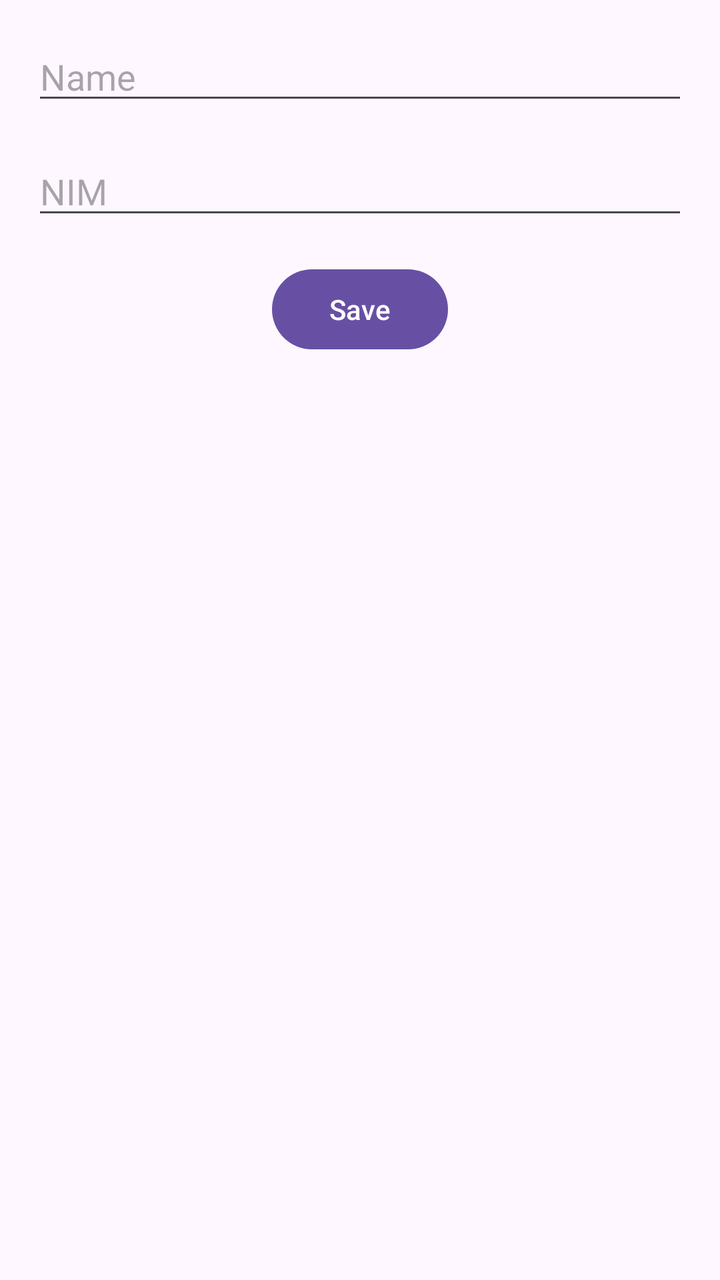
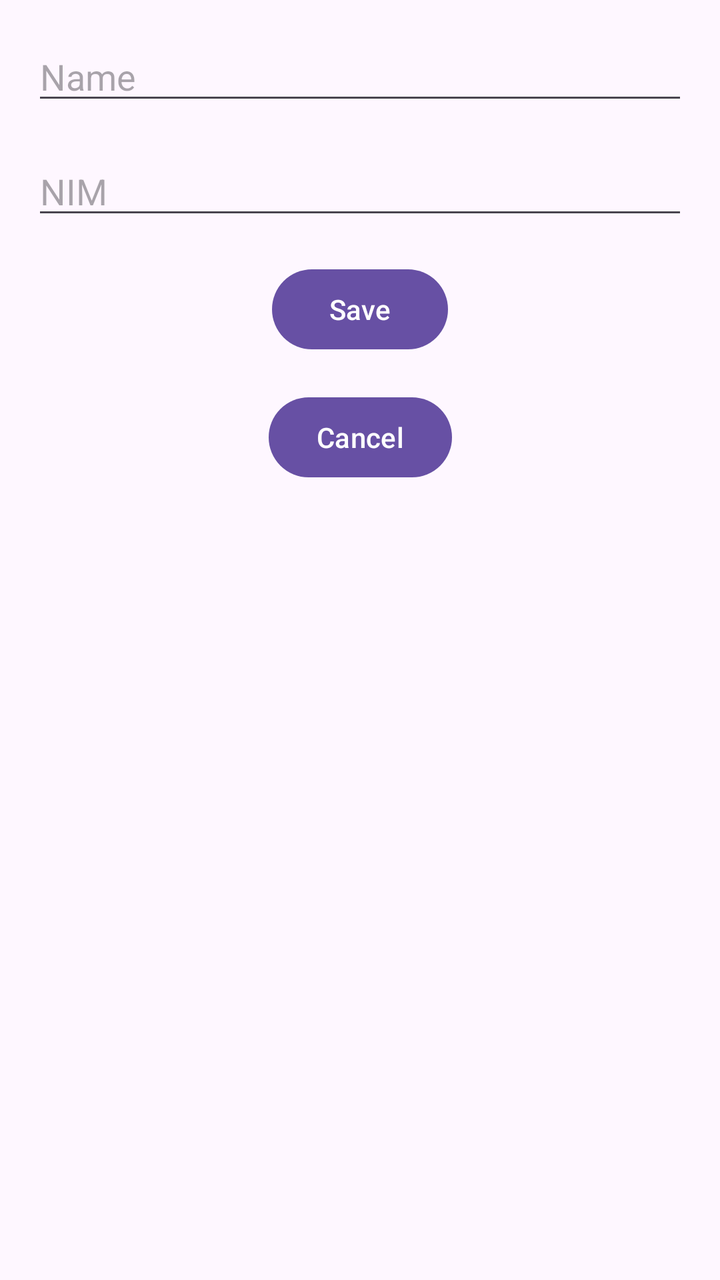

An Android layout rendered at two revisions. The XML below is the earlier revision; the diff shows what the commit changed to produce the second picture.
<!-- AndroidManifest.xml: application theme Theme.MAP_LAB_UTS -->
<!-- res/layout/activity_update_user_info.xml -->
<?xml version="1.0" encoding="utf-8"?>
<androidx.constraintlayout.widget.ConstraintLayout xmlns:android="http://schemas.android.com/apk/res/android"
    xmlns:app="http://schemas.android.com/apk/res-auto"
    xmlns:tools="http://schemas.android.com/tools"
    android:layout_width="match_parent"
    android:layout_height="match_parent"
    tools:context=".UpdateUserInfoActivity">

    <EditText
        android:id="@+id/name_edit_text"
        android:layout_width="0dp"
        android:layout_height="wrap_content"
        android:hint="Name"
        app:layout_constraintTop_toTopOf="parent"
        app:layout_constraintStart_toStartOf="parent"
        app:layout_constraintEnd_toEndOf="parent"
        android:layout_margin="16dp" />

    <EditText
        android:id="@+id/nim_edit_text"
        android:layout_width="0dp"
        android:layout_height="wrap_content"
        android:hint="NIM"
        app:layout_constraintTop_toBottomOf="@id/name_edit_text"
        app:layout_constraintStart_toStartOf="parent"
        app:layout_constraintEnd_toEndOf="parent"
        android:layout_margin="16dp" />

    <Button
        android:id="@+id/save_button"
        android:layout_width="wrap_content"
        android:layout_height="wrap_content"
        android:text="Save"
        app:layout_constraintTop_toBottomOf="@id/nim_edit_text"
        app:layout_constraintStart_toStartOf="parent"
        app:layout_constraintEnd_toEndOf="parent"
        android:layout_marginTop="16dp" />
</androidx.constraintlayout.widget.ConstraintLayout>
<!-- resources referenced by this layout -->
<resources>
  <style name="Theme.MAP_LAB_UTS" parent="Base.Theme.MAP_LAB_UTS" />
  <style name="Base.Theme.MAP_LAB_UTS" parent="Theme.Material3.DayNight.NoActionBar">
          
          
      </style>
</resources>

<!-- the commit's change to res/layout/activity_update_user_info.xml (unified diff, before → after) -->
@@ -35,4 +35,14 @@
         app:layout_constraintStart_toStartOf="parent"
         app:layout_constraintEnd_toEndOf="parent"
         android:layout_marginTop="16dp" />
+
+    <Button
+        android:id="@+id/cancel_button"
+        android:layout_width="wrap_content"
+        android:layout_height="wrap_content"
+        android:text="Cancel"
+        app:layout_constraintTop_toBottomOf="@id/save_button"
+        app:layout_constraintStart_toStartOf="parent"
+        app:layout_constraintEnd_toEndOf="parent"
+        android:layout_marginTop="16dp" />
 </androidx.constraintlayout.widget.ConstraintLayout>
